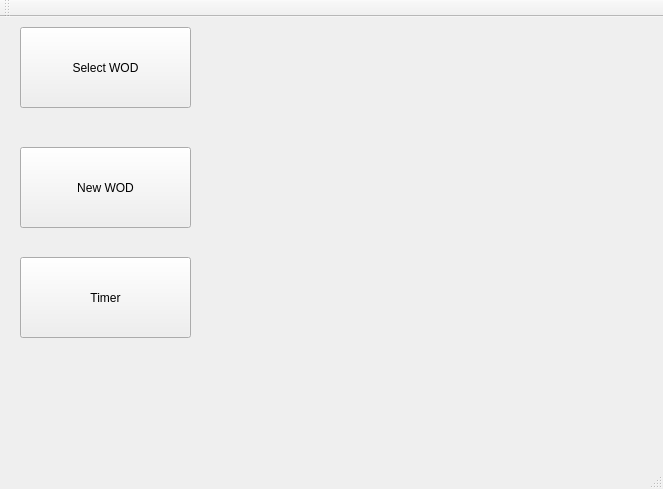
Qt form crossfit/mainwindow.ui (BSUIR350531/piskarev) before a commit.
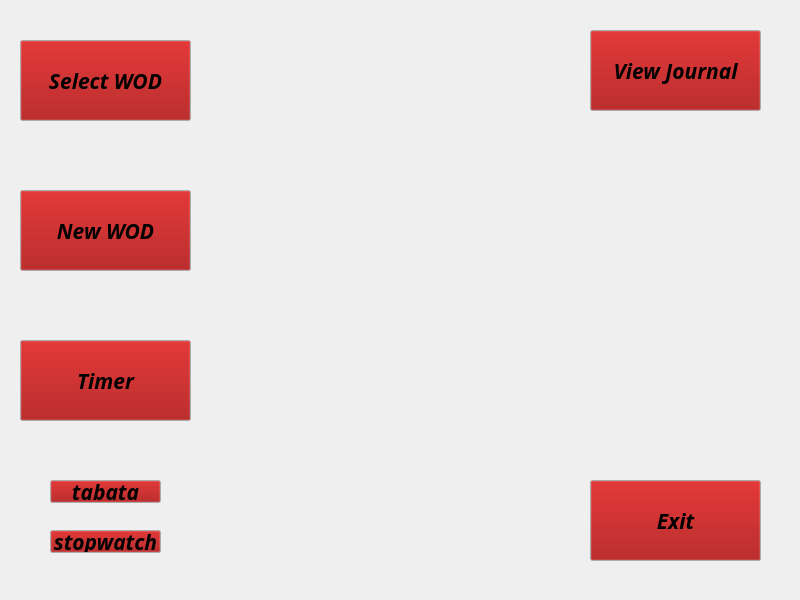
The same form after that commit. Icons and pictures are not drawn.

```diff
--- a/crossfit/mainwindow.ui
+++ b/crossfit/mainwindow.ui
@@ -6,23 +6,103 @@
    <rect>
     <x>0</x>
     <y>0</y>
-    <width>663</width>
-    <height>489</height>
+    <width>800</width>
+    <height>600</height>
    </rect>
   </property>
+  <property name="minimumSize">
+   <size>
+    <width>800</width>
+    <height>600</height>
+   </size>
+  </property>
+  <property name="maximumSize">
+   <size>
+    <width>800</width>
+    <height>600</height>
+   </size>
+  </property>
+  <property name="font">
+   <font>
+    <family>MS PGothic</family>
+    <pointsize>16</pointsize>
+    <weight>75</weight>
+    <italic>true</italic>
+    <bold>true</bold>
+   </font>
+  </property>
+  <property name="cursor">
+   <cursorShape>PointingHandCursor</cursorShape>
+  </property>
   <property name="windowTitle">
-   <string>MainWindow</string>
+   <string>CrossInstructor</string>
+  </property>
+  <property name="windowIcon">
+   <iconset resource="resourcefile.qrc">
+    <normaloff>:/new/prefix1/ico/icon.png</normaloff>:/new/prefix1/ico/icon.png</iconset>
+  </property>
+  <property name="autoFillBackground">
+   <bool>false</bool>
+  </property>
+  <property name="unifiedTitleAndToolBarOnMac">
+   <bool>false</bool>
   </property>
   <widget class="QWidget" name="centralWidget">
    <widget class="QPushButton" name="qqq">
     <property name="geometry">
      <rect>
       <x>20</x>
-      <y>130</y>
+      <y>190</y>
       <width>171</width>
       <height>81</height>
      </rect>
     </property>
+    <property name="maximumSize">
+     <size>
+      <width>171</width>
+      <height>81</height>
+     </size>
+    </property>
+    <property name="palette">
+     <palette>
+      <active>
+       <colorrole role="Button">
+        <brush brushstyle="SolidPattern">
+         <color alpha="255">
+          <red>158</red>
+          <green>0</green>
+          <blue>0</blue>
+         </color>
+        </brush>
+       </colorrole>
+      </active>
+      <inactive>
+       <colorrole role="Button">
+        <brush brushstyle="SolidPattern">
+         <color alpha="255">
+          <red>158</red>
+          <green>0</green>
+          <blue>0</blue>
+         </color>
+        </brush>
+       </colorrole>
+      </inactive>
+      <disabled>
+       <colorrole role="Button">
+        <brush brushstyle="SolidPattern">
+         <color alpha="255">
+          <red>158</red>
+          <green>0</green>
+          <blue>0</blue>
+         </color>
+        </brush>
+       </colorrole>
+      </disabled>
+     </palette>
+    </property>
+    <property name="styleSheet">
+     <string notr="true">url:/new/prefix1/ico/15 - копия.png</string>
+    </property>
     <property name="text">
      <string>New WOD</string>
     </property>
@@ -31,11 +111,54 @@
     <property name="geometry">
      <rect>
       <x>20</x>
-      <y>10</y>
+      <y>40</y>
       <width>171</width>
       <height>81</height>
      </rect>
     </property>
+    <property name="maximumSize">
+     <size>
+      <width>171</width>
+      <height>81</height>
+     </size>
+    </property>
+    <property name="palette">
+     <palette>
+      <active>
+       <colorrole role="Button">
+        <brush brushstyle="SolidPattern">
+         <color alpha="255">
+          <red>158</red>
+          <green>0</green>
+          <blue>0</blue>
+         </color>
+        </brush>
+       </colorrole>
+      </active>
+      <inactive>
+       <colorrole role="Button">
+        <brush brushstyle="SolidPattern">
+         <color alpha="255">
+          <red>158</red>
+          <green>0</green>
+          <blue>0</blue>
+         </color>
+        </brush>
+       </colorrole>
+      </inactive>
+      <disabled>
+       <colorrole role="Button">
+        <brush brushstyle="SolidPattern">
+         <color alpha="255">
+          <red>158</red>
+          <green>0</green>
+          <blue>0</blue>
+         </color>
+        </brush>
+       </colorrole>
+      </disabled>
+     </palette>
+    </property>
     <property name="text">
      <string>Select WOD</string>
     </property>
@@ -44,25 +167,265 @@
     <property name="geometry">
      <rect>
       <x>20</x>
-      <y>240</y>
+      <y>340</y>
       <width>171</width>
       <height>81</height>
      </rect>
     </property>
+    <property name="maximumSize">
+     <size>
+      <width>171</width>
+      <height>81</height>
+     </size>
+    </property>
+    <property name="palette">
+     <palette>
+      <active>
+       <colorrole role="Button">
+        <brush brushstyle="SolidPattern">
+         <color alpha="255">
+          <red>158</red>
+          <green>0</green>
+          <blue>0</blue>
+         </color>
+        </brush>
+       </colorrole>
+      </active>
+      <inactive>
+       <colorrole role="Button">
+        <brush brushstyle="SolidPattern">
+         <color alpha="255">
+          <red>158</red>
+          <green>0</green>
+          <blue>0</blue>
+         </color>
+        </brush>
+       </colorrole>
+      </inactive>
+      <disabled>
+       <colorrole role="Button">
+        <brush brushstyle="SolidPattern">
+         <color alpha="255">
+          <red>158</red>
+          <green>0</green>
+          <blue>0</blue>
+         </color>
+        </brush>
+       </colorrole>
+      </disabled>
+     </palette>
+    </property>
     <property name="text">
      <string>Timer</string>
     </property>
    </widget>
+   <widget class="QPushButton" name="TabataButton">
+    <property name="geometry">
+     <rect>
+      <x>50</x>
+      <y>480</y>
+      <width>111</width>
+      <height>23</height>
+     </rect>
+    </property>
+    <property name="palette">
+     <palette>
+      <active>
+       <colorrole role="Button">
+        <brush brushstyle="SolidPattern">
+         <color alpha="255">
+          <red>158</red>
+          <green>0</green>
+          <blue>0</blue>
+         </color>
+        </brush>
+       </colorrole>
+      </active>
+      <inactive>
+       <colorrole role="Button">
+        <brush brushstyle="SolidPattern">
+         <color alpha="255">
+          <red>158</red>
+          <green>0</green>
+          <blue>0</blue>
+         </color>
+        </brush>
+       </colorrole>
+      </inactive>
+      <disabled>
+       <colorrole role="Button">
+        <brush brushstyle="SolidPattern">
+         <color alpha="255">
+          <red>158</red>
+          <green>0</green>
+          <blue>0</blue>
+         </color>
+        </brush>
+       </colorrole>
+      </disabled>
+     </palette>
+    </property>
+    <property name="text">
+     <string>tabata</string>
+    </property>
+   </widget>
+   <widget class="QPushButton" name="secButton">
+    <property name="geometry">
+     <rect>
+      <x>50</x>
+      <y>530</y>
+      <width>111</width>
+      <height>23</height>
+     </rect>
+    </property>
+    <property name="palette">
+     <palette>
+      <active>
+       <colorrole role="Button">
+        <brush brushstyle="SolidPattern">
+         <color alpha="255">
+          <red>158</red>
+          <green>0</green>
+          <blue>0</blue>
+         </color>
+        </brush>
+       </colorrole>
+      </active>
+      <inactive>
+       <colorrole role="Button">
+        <brush brushstyle="SolidPattern">
+         <color alpha="255">
+          <red>158</red>
+          <green>0</green>
+          <blue>0</blue>
+         </color>
+        </brush>
+       </colorrole>
+      </inactive>
+      <disabled>
+       <colorrole role="Button">
+        <brush brushstyle="SolidPattern">
+         <color alpha="255">
+          <red>158</red>
+          <green>0</green>
+          <blue>0</blue>
+         </color>
+        </brush>
+       </colorrole>
+      </disabled>
+     </palette>
+    </property>
+    <property name="text">
+     <string>stopwatch</string>
+    </property>
+   </widget>
+   <widget class="QPushButton" name="JournalButton">
+    <property name="geometry">
+     <rect>
+      <x>590</x>
+      <y>30</y>
+      <width>171</width>
+      <height>81</height>
+     </rect>
+    </property>
+    <property name="maximumSize">
+     <size>
+      <width>171</width>
+      <height>81</height>
+     </size>
+    </property>
+    <property name="palette">
+     <palette>
+      <active>
+       <colorrole role="Button">
+        <brush brushstyle="SolidPattern">
+         <color alpha="255">
+          <red>158</red>
+          <green>0</green>
+          <blue>0</blue>
+         </color>
+        </brush>
+       </colorrole>
+      </active>
+      <inactive>
+       <colorrole role="Button">
+        <brush brushstyle="SolidPattern">
+         <color alpha="255">
+          <red>158</red>
+          <green>0</green>
+          <blue>0</blue>
+         </color>
+        </brush>
+       </colorrole>
+      </inactive>
+      <disabled>
+       <colorrole role="Button">
+        <brush brushstyle="SolidPattern">
+         <color alpha="255">
+          <red>158</red>
+          <green>0</green>
+          <blue>0</blue>
+         </color>
+        </brush>
+       </colorrole>
+      </disabled>
+     </palette>
+    </property>
+    <property name="text">
+     <string>View Journal</string>
+    </property>
+   </widget>
+   <widget class="QPushButton" name="CloseButton">
+    <property name="geometry">
+     <rect>
+      <x>590</x>
+      <y>480</y>
+      <width>171</width>
+      <height>81</height>
+     </rect>
+    </property>
+    <property name="palette">
+     <palette>
+      <active>
+       <colorrole role="Button">
+        <brush brushstyle="SolidPattern">
+         <color alpha="255">
+          <red>158</red>
+          <green>0</green>
+          <blue>0</blue>
+         </color>
+        </brush>
+       </colorrole>
+      </active>
+      <inactive>
+       <colorrole role="Button">
+        <brush brushstyle="SolidPattern">
+         <color alpha="255">
+          <red>158</red>
+          <green>0</green>
+          <blue>0</blue>
+         </color>
+        </brush>
+       </colorrole>
+      </inactive>
+      <disabled>
+       <colorrole role="Button">
+        <brush brushstyle="SolidPattern">
+         <color alpha="255">
+          <red>158</red>
+          <green>0</green>
+          <blue>0</blue>
+         </color>
+        </brush>
+       </colorrole>
+      </disabled>
+     </palette>
+    </property>
+    <property name="text">
+     <string>Exit</string>
+    </property>
+   </widget>
   </widget>
-  <widget class="QToolBar" name="mainToolBar">
-   <attribute name="toolBarArea">
-    <enum>TopToolBarArea</enum>
-   </attribute>
-   <attribute name="toolBarBreak">
-    <bool>false</bool>
-   </attribute>
-  </widget>
-  <widget class="QStatusBar" name="statusBar"/>
  </widget>
  <layoutdefault spacing="6" margin="11"/>
  <resources/>
```
Left out of the diff: 4 changed lines with no effect on the pictures.
